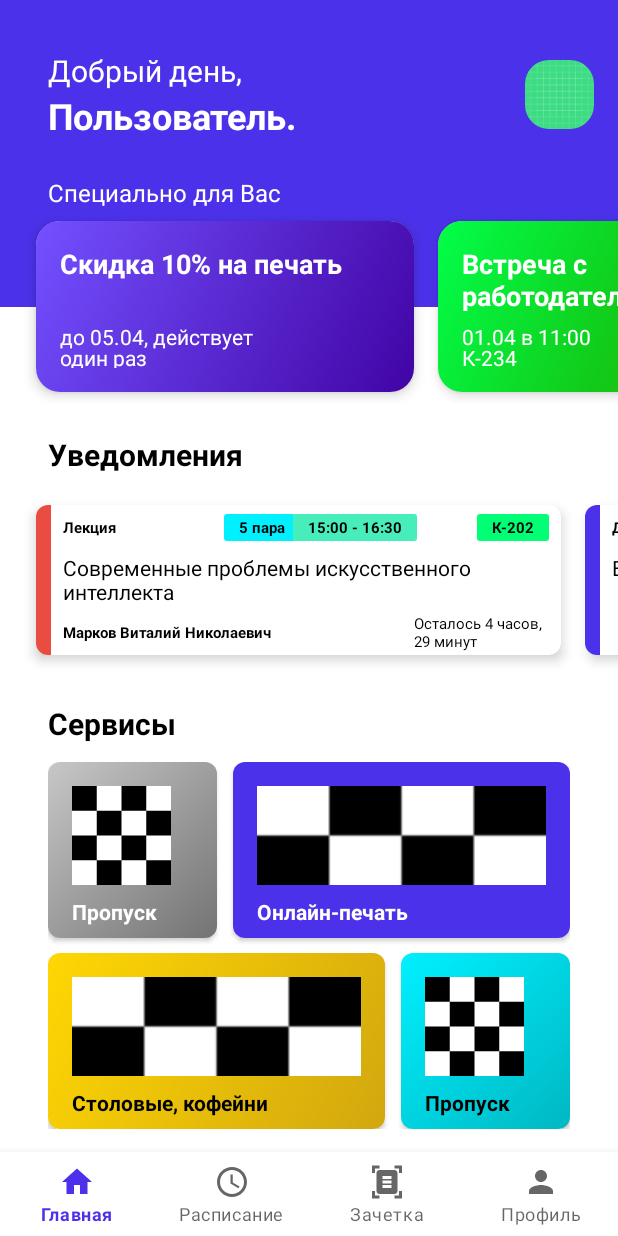
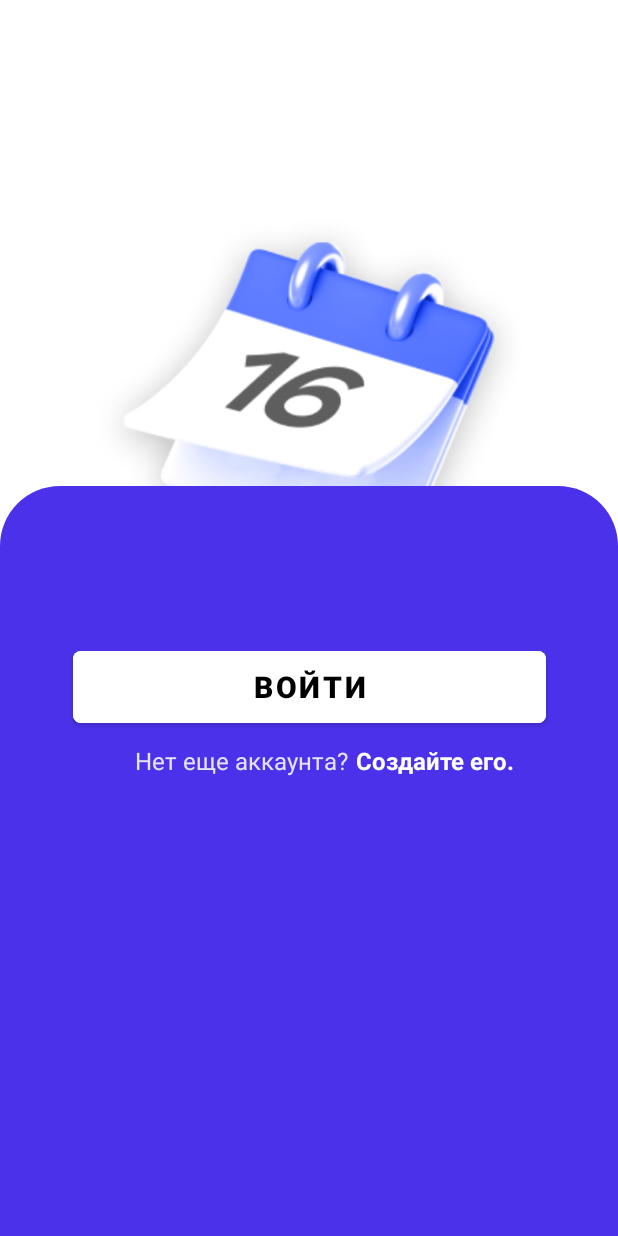
Before and after one commit to DXN41K/KubSTU_MobileApp, an Android app: the screen it shows after launch (MainActivity before the commit, LogInActivity after it), on a phone screen of 412 x 824 dp. Run offline under Robolectric (Android 15) with nearby library versions, the phone set to English and light mode, and no system bars; Roboto replaces fonts that are not available here; 3 statements that could not run were skipped.

Commit message:
structurized files a bit

```diff
--- a/app/src/main/AndroidManifest.xml
+++ b/app/src/main/AndroidManifest.xml
@@ -13,7 +13,7 @@
         android:theme="@style/Theme.KubSTU_app"
         tools:targetApi="31">
         <activity
-            android:name=".exmplActivity"
+            android:name=".View.LogInActivity"
             android:exported="false">
             <meta-data
                 android:name="android.app.lib_name"
@@ -27,7 +27,7 @@
                 android:value="" />
         </activity>
         <activity
-            android:name=".MainActivity"
+            android:name=".View.MainActivity"
             android:exported="true">
             <intent-filter>
                 <action android:name="android.intent.action.MAIN" />
--- a/app/src/main/java/com/example/kubstu_app/Domains/LessonsDomain.kt
+++ b/app/src/main/java/com/example/kubstu_app/Model/LessonsDomain.kt
@@ -1,6 +1,5 @@
-package com.example.kubstu_app.Domains
+package com.example.kubstu_app.Model
 
-import android.graphics.Color
 import java.lang.StringBuilder
 import java.time.Duration
 import java.time.LocalDateTime
--- /dev/null
+++ b/app/src/main/java/com/example/kubstu_app/Model/OnBoardingItem.kt
@@ -0,0 +1,4 @@
+package com.example.kubstu_app.Model
+
+data class OnBoardingItem(val _image: Int,
+                     val _title: String)
--- a/app/src/main/java/com/example/kubstu_app/Domains/SpecialDomain.kt
+++ b/app/src/main/java/com/example/kubstu_app/Model/SpecialDomain.kt
@@ -1,7 +1,4 @@
-package com.example.kubstu_app.Domains
-
-import android.media.Image
-import android.widget.ImageView
+package com.example.kubstu_app.Model
 
 data class SpecialDomain(val Title: String,
                          val SubTitle: String,
--- a/app/src/main/java/com/example/kubstu_app/OnBoardingItem.kt
+++ /dev/null
@@ -1,4 +0,0 @@
-package com.example.kubstu_app
-
-class OnBoardingItem(val _image: Int,
-                     val _title: String)
--- a/app/src/main/java/com/example/kubstu_app/Fragments/ProfileFragment.kt
+++ b/app/src/main/java/com/example/kubstu_app/View/Fragments/ProfileFragment.kt
@@ -1,4 +1,4 @@
-package com.example.kubstu_app.Fragments
+package com.example.kubstu_app.View.Fragments
 
 import android.os.Bundle
 import androidx.fragment.app.Fragment
--- a/app/src/main/java/com/example/kubstu_app/exmplActivity.kt
+++ b/app/src/main/java/com/example/kubstu_app/View/LogInActivity.kt
@@ -1,14 +1,9 @@
-package com.example.kubstu_app
+package com.example.kubstu_app.View
 
 import android.app.Activity
 import android.content.Intent
-import android.content.res.ColorStateList
 import androidx.appcompat.app.AppCompatActivity
 import android.os.Bundle
-import android.text.Spannable
-import android.text.SpannableStringBuilder
-import android.text.style.ImageSpan
-import android.util.DisplayMetrics
 import android.view.Gravity
 import android.view.View
 import android.view.ViewGroup
@@ -17,11 +12,13 @@ import android.widget.ImageView
 import android.widget.LinearLayout
 import android.widget.TextView
 import androidx.core.content.ContextCompat
-import androidx.core.view.setMargins
 import androidx.viewpager2.widget.ViewPager2
+import com.example.kubstu_app.ViewModel.Adapters.OnBoardingAdapter
+import com.example.kubstu_app.Model.OnBoardingItem
+import com.example.kubstu_app.R
 import com.google.android.material.bottomsheet.BottomSheetBehavior
 
-class exmplActivity : AppCompatActivity() {
+class LogInActivity : AppCompatActivity() {
 
     private lateinit var onBoardingAdapter: OnBoardingAdapter
     private lateinit var layoutOnBoardingIndicators: LinearLayout
@@ -29,7 +26,7 @@ class exmplActivity : AppCompatActivity() {
 
     override fun onCreate(savedInstanceState: Bundle?) {
         super.onCreate(savedInstanceState)
-        setContentView(R.layout.activity_exmpl)
+        setContentView(R.layout.activity_login)
 
         val bottomSheetBehavior = BottomSheetBehavior.from(findViewById(R.id.btmSht)).apply {
             peekHeight = 750
@@ -112,13 +109,16 @@ class exmplActivity : AppCompatActivity() {
     //region PageViewFuncs
     private fun setupOnBoardingItems() {
 
-        val first_item :OnBoardingItem = OnBoardingItem(R.drawable.img1,
+        val first_item : OnBoardingItem = OnBoardingItem(
+            R.drawable.img1,
                                                   "Расписание занятий \nи экзаменов")
 
-        val second_item :OnBoardingItem = OnBoardingItem(R.drawable.img2,
+        val second_item : OnBoardingItem = OnBoardingItem(
+            R.drawable.img2,
                                                   "Электронная\nзачетная книжка")
 
-        val third_item :OnBoardingItem = OnBoardingItem(R.drawable.img3,
+        val third_item : OnBoardingItem = OnBoardingItem(
+            R.drawable.img3,
                                                   "Оплата\nзаказов в столовых\nи буфетах")
 
         val onBoardingItems: List<OnBoardingItem> = arrayListOf(first_item, second_item, third_item)
@@ -134,7 +134,9 @@ class exmplActivity : AppCompatActivity() {
         for (i in 0 until indicators.size) {
             val imageView = ImageView(applicationContext)
 
-            imageView.setImageDrawable(ContextCompat.getDrawable(applicationContext, R.drawable.onboarding_indicator_inactive))
+            imageView.setImageDrawable(ContextCompat.getDrawable(applicationContext,
+                R.drawable.onboarding_indicator_inactive
+            ))
             imageView.layoutParams = layoutParams
 
             layoutOnBoardingIndicators.addView(imageView)
@@ -148,10 +150,14 @@ class exmplActivity : AppCompatActivity() {
         for (i in 0 until childCount) {
             var imageView: ImageView = layoutOnBoardingIndicators.getChildAt(i) as ImageView
             if (i == index) imageView.setImageDrawable(
-                ContextCompat.getDrawable(applicationContext, R.drawable.onboarding_indicator_active)
+                ContextCompat.getDrawable(applicationContext,
+                    R.drawable.onboarding_indicator_active
+                )
             )
             else  imageView.setImageDrawable(
-                ContextCompat.getDrawable(applicationContext, R.drawable.onboarding_indicator_inactive)
+                ContextCompat.getDrawable(applicationContext,
+                    R.drawable.onboarding_indicator_inactive
+                )
             )
         }
     }
--- a/app/src/main/java/com/example/kubstu_app/MainActivity.kt
+++ b/app/src/main/java/com/example/kubstu_app/View/MainActivity.kt
@@ -1,14 +1,14 @@
-package com.example.kubstu_app
+package com.example.kubstu_app.View
 
 import android.content.Intent
 import androidx.appcompat.app.AppCompatActivity
 import android.os.Bundle
-import android.service.voice.VoiceInteractionSession.ActivityId
 import androidx.fragment.app.Fragment
-import androidx.fragment.app.FragmentManager
-import androidx.recyclerview.widget.RecyclerView
-import com.example.kubstu_app.Domains.SpecialDomain
-import com.example.kubstu_app.Fragments.*
+import com.example.kubstu_app.R
+import com.example.kubstu_app.View.Fragments.HomeFragment
+import com.example.kubstu_app.View.Fragments.ProfileFragment
+import com.example.kubstu_app.View.Fragments.ScheduleFragment
+import com.example.kubstu_app.View.Fragments.StudentFragment
 import com.example.kubstu_app.databinding.ActivityMainBinding
 
 class MainActivity : AppCompatActivity() {
@@ -37,8 +37,8 @@ class MainActivity : AppCompatActivity() {
 
 
 
-//        val intent = Intent(this, exmplActivity::class.java)
-//        startActivityForResult(intent, REQUEST_CODE)
+        val intent = Intent(this, LogInActivity::class.java)
+        startActivityForResult(intent, REQUEST_CODE)
     }
 
 
@@ -50,18 +50,18 @@ class MainActivity : AppCompatActivity() {
         fragmentTransaction.commit()
     }
 
-//    override fun onActivityResult(requestCode: Int, resultCode: Int, data: Intent?) {
-//        super.onActivityResult(requestCode, resultCode, data)
-//
-//        if (requestCode == REQUEST_CODE && resultCode == RESULT_OK) {
-//            // Обработка результата, полученного от второго активити
-//            val returnedValue = data?.getStringExtra("key")
-//            // Далее вы можете выполнить нужные действия с полученным результатом
-//        }
-//        else {
-//            finish()
-//        }
-//    }
+    override fun onActivityResult(requestCode: Int, resultCode: Int, data: Intent?) {
+        super.onActivityResult(requestCode, resultCode, data)
+
+        if (requestCode == REQUEST_CODE && resultCode == RESULT_OK) {
+            // Обработка результата, полученного от второго активити
+            val returnedValue = data?.getStringExtra("key")
+            // Далее вы можете выполнить нужные действия с полученным результатом
+        }
+        else {
+            finish()
+        }
+    }
     companion object {
         const val REQUEST_CODE = 123
     }
--- a/app/src/main/java/com/example/kubstu_app/Adapters/HomeSpecialAdapter.kt
+++ b/app/src/main/java/com/example/kubstu_app/ViewModel/Adapters/HomeSpecialAdapter.kt
@@ -1,4 +1,4 @@
-package com.example.kubstu_app.Adapters
+package com.example.kubstu_app.ViewModel.Adapters
 
 import android.content.Context
 import android.view.LayoutInflater
@@ -6,10 +6,9 @@ import android.view.View
 import android.view.ViewGroup
 import android.widget.ImageView
 import android.widget.TextView
-import android.widget.Toast
 import androidx.recyclerview.widget.RecyclerView.Adapter
 import androidx.recyclerview.widget.RecyclerView.ViewHolder
-import com.example.kubstu_app.Domains.SpecialDomain
+import com.example.kubstu_app.Model.SpecialDomain
 import com.example.kubstu_app.R
 
 class HomeSpecialAdapter(private val specials: List<SpecialDomain>, val context: Context) : Adapter<HomeSpecialAdapter.TextSpecialViewHolder>() {
--- a/app/src/main/java/com/example/kubstu_app/OnBoardingAdapter.kt
+++ b/app/src/main/java/com/example/kubstu_app/ViewModel/Adapters/OnBoardingAdapter.kt
@@ -1,4 +1,4 @@
-package com.example.kubstu_app
+package com.example.kubstu_app.ViewModel.Adapters
 
 import android.view.LayoutInflater
 import android.view.View
@@ -6,6 +6,8 @@ import android.view.ViewGroup
 import android.widget.ImageView
 import android.widget.TextView
 import androidx.recyclerview.widget.RecyclerView
+import com.example.kubstu_app.Model.OnBoardingItem
+import com.example.kubstu_app.R
 
 class OnBoardingAdapter(val onBoardingItems: List<OnBoardingItem>): RecyclerView.Adapter<OnBoardingAdapter.OnBoardingViewHolder>() {
 
--- a/app/src/main/java/com/example/kubstu_app/DBHelper.kt
+++ b/app/src/main/java/com/example/kubstu_app/ViewModel/DBHelper.kt
@@ -1,9 +1,7 @@
-package com.example.kubstu_app
+package com.example.kubstu_app.ViewModel
 
 import android.database.sqlite.SQLiteOpenHelper
-import android.content.ContentValues
 import android.content.Context
-import android.database.Cursor
 import android.database.sqlite.SQLiteDatabase
 
 class DBHelper(context: Context, factory: SQLiteDatabase.CursorFactory?) :
--- a/app/src/main/res/layout/activity_exmpl.xml
+++ b/app/src/main/res/layout/activity_login.xml
@@ -1,10 +1,11 @@
 <?xml version="1.0" encoding="utf-8"?>
-<androidx.coordinatorlayout.widget.CoordinatorLayout xmlns:android="http://schemas.android.com/apk/res/android"
+<androidx.coordinatorlayout.widget.CoordinatorLayout
+    xmlns:android="http://schemas.android.com/apk/res/android"
     xmlns:app="http://schemas.android.com/apk/res-auto"
     xmlns:tools="http://schemas.android.com/tools"
     android:layout_width="match_parent"
     android:layout_height="match_parent"
-    tools:context=".exmplActivity">
+    tools:context=".View.LogInActivity">
 
     <androidx.constraintlayout.widget.ConstraintLayout
         android:id="@+id/constraintLayout"
--- a/app/src/main/res/layout/activity_main.xml
+++ b/app/src/main/res/layout/activity_main.xml
@@ -4,7 +4,7 @@
     xmlns:tools="http://schemas.android.com/tools"
     android:layout_width="match_parent"
     android:layout_height="match_parent"
-    tools:context=".MainActivity">
+    tools:context=".View.MainActivity">
 
     <FrameLayout
         android:id="@+id/frameLayout"
--- a/app/src/main/res/layout/fragment_home.xml
+++ b/app/src/main/res/layout/fragment_home.xml
@@ -4,7 +4,7 @@
     xmlns:tools="http://schemas.android.com/tools"
     android:layout_width="match_parent"
     android:layout_height="match_parent"
-    tools:context=".Fragments.HomeFragment">
+    tools:context=".View.Fragments.HomeFragment">
 
     <ScrollView
         android:layout_width="match_parent"
--- a/app/src/main/res/layout/viewholder_lessonshome.xml
+++ b/app/src/main/res/layout/viewholder_lessonshome.xml
@@ -39,7 +39,7 @@
                 android:id="@+id/cardView"
                 android:layout_width="wrap_content"
                 android:layout_height="wrap_content"
-                android:layout_marginEnd="40dp"
+                android:layout_marginEnd="30dp"
                 app:cardElevation="0dp"
                 app:layout_constraintBottom_toBottomOf="@+id/LessonType"
                 app:layout_constraintEnd_toStartOf="@+id/cardView5"
```
Also changed, not shown: app/src/main/java/com/example/kubstu_app/View/Fragments/HomeFragment.kt (renamed from app/src/main/java/com/example/kubstu_app/Fragments/HomeFragment.kt, +5 -7 lines), app/src/main/java/com/example/kubstu_app/View/Fragments/ScheduleFragment.kt (renamed from app/src/main/java/com/example/kubstu_app/Fragments/StudentFragment.kt, +6 -6 lines), app/src/main/java/com/example/kubstu_app/View/Fragments/StudentFragment.kt (renamed from app/src/main/java/com/example/kubstu_app/Fragments/ScheduleFragment.kt, +6 -6 lines), app/src/main/java/com/example/kubstu_app/ViewModel/Adapters/HomeLessonsadapter.kt (renamed from app/src/main/java/com/example/kubstu_app/Adapters/HomeLessonsadapter.kt, +2 -5 lines).
